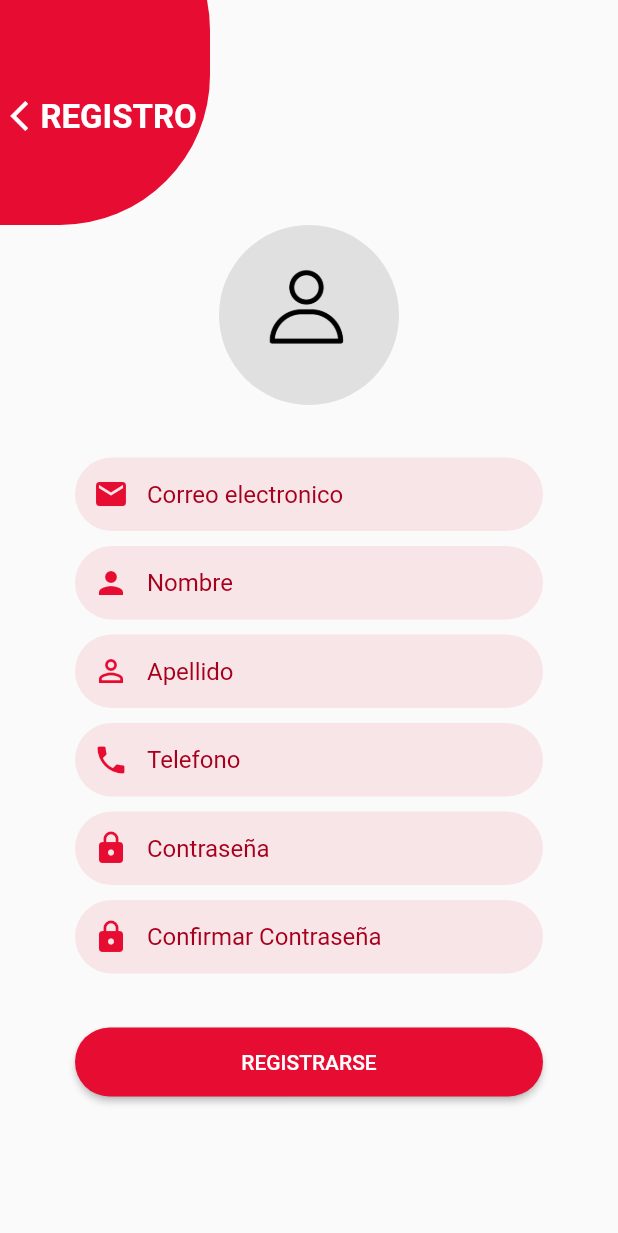
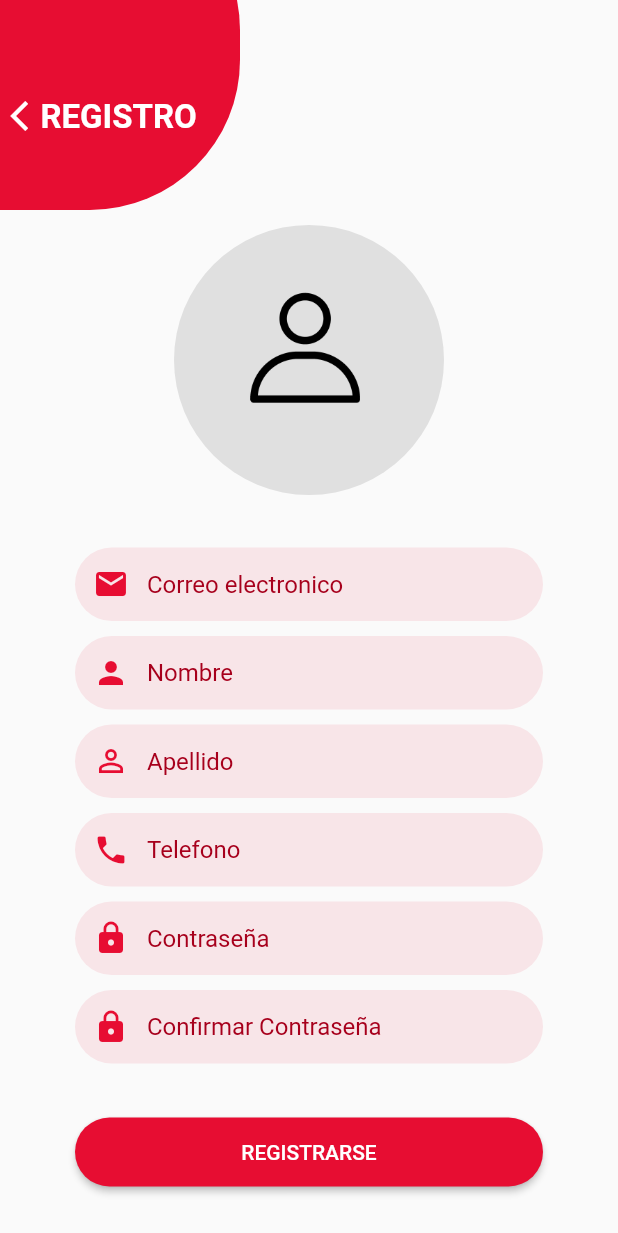
Before and after one commit to PaulGuillen/ChatFlutter, a Flutter app: the RegisterPage screen opened by its route, on a phone screen of 412 x 824 dp. Shown: the top 1233 px of the screen. Run offline on Flutter 3.47's test engine with Material 2 defaults, Android fonts, the phone set to English and light mode, and no system bars; our stand-ins replace get, get_storage, image_picker; accounts and stored records are empty; Roboto replaces fonts that are missing (NimbusSans).

Commit message:
Selecting image per user in register page

```diff
--- a/lib/src/pages/register/register_page.dart
+++ b/lib/src/pages/register/register_page.dart
@@ -12,7 +12,8 @@ class RegisterPage extends StatelessWidget {
   Widget build(BuildContext context) {
 
     return Scaffold(
-        body: Container(
+        body: SingleChildScrollView(
+          child: Container(
             width: double.infinity,
             child: Stack(
               children: [
@@ -34,7 +35,6 @@ class RegisterPage extends StatelessWidget {
                 Container(
                   width: double.infinity,
                   margin: EdgeInsets.only(top: 150),
-                child: SingleChildScrollView(
                     child: Column(
                       children: [
                         _imageUser(context),
@@ -48,9 +48,9 @@ class RegisterPage extends StatelessWidget {
                         _buttonRegister(),
                       ],
                     ),
-                ),
                 )
               ],
+            ),
           ),
         )
     );
@@ -252,8 +252,8 @@ class RegisterPage extends StatelessWidget {
 
   Widget _circleLogin() {
     return Container(
-      width: 240,
-      height: 230,
+      width: 260,
+      height: 220,
       decoration: BoxDecoration(
           borderRadius: BorderRadius.circular(100),
           color: MyColors.primaryColor
@@ -270,7 +270,7 @@ class RegisterPage extends StatelessWidget {
           backgroundImage: con.imageFile != null
               ? FileImage(con.imageFile!)
               : AssetImage('assets/img/user_profile_2.png') as ImageProvider,
-          radius: 60,
+          radius: 90,
           backgroundColor: Colors.grey[300],
         ),
       ),
```
Lines whose indentation alone changed are shown as unchanged.
